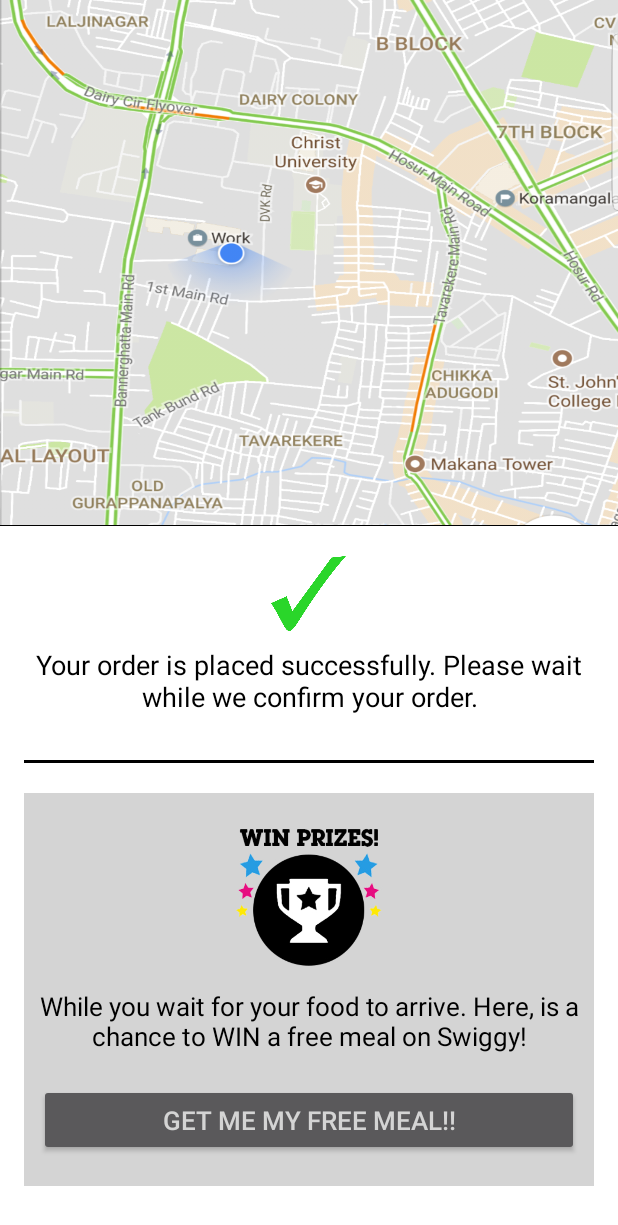
After one commit to Vimmey/playAR, an Android app: the TrackActivity screen opened directly, with no data from a screen before it, on a phone screen of 412 x 824 dp. The commit adds this screen. Shown: the top 1225 px of the screen. Run offline under Robolectric (Android 15) with nearby library versions, the phone set to English and light mode, and no system bars.

Commit message:
Tracking screen

```diff
--- a/app/build.gradle
+++ b/app/build.gradle
@@ -38,6 +38,9 @@ dependencies {
 
     // recycler view
     compile 'com.android.support:recyclerview-v7:25.3.1'
+
+    // CardView
+    compile 'com.android.support:cardview-v7:25.3.1'
 }
 
 repositories {
--- a/app/src/main/AndroidManifest.xml
+++ b/app/src/main/AndroidManifest.xml
@@ -34,7 +34,7 @@
         android:roundIcon="@mipmap/ic_launcher_round"
         android:theme="@style/Theme.AppCompat.NoActionBar">
         <activity
-            android:name=".MainActivity"
+            android:name=".MenuActivity"
             android:configChanges="screenSize|orientation">
             <intent-filter>
                 <action android:name="android.intent.action.MAIN"/>
@@ -42,6 +42,8 @@
                 <category android:name="android.intent.category.LAUNCHER"/>
             </intent-filter>
         </activity>
+
+        <activity android:name=".TrackActivity"/>
     </application>
 
 </manifest>
--- /dev/null
+++ b/app/src/main/java/ar/swiggy/com/swiggyar/TrackActivity.java
@@ -0,0 +1,17 @@
+package ar.swiggy.com.swiggyar;
+
+import android.app.Activity;
+import android.os.Bundle;
+import android.support.annotation.Nullable;
+
+/**
+ * Created by Anupam on 16/07/17.
+ */
+
+public class TrackActivity extends Activity {
+    @Override
+    protected void onCreate(@Nullable Bundle savedInstanceState) {
+        super.onCreate(savedInstanceState);
+        setContentView(R.layout.tracking_activity);
+    }
+}
--- a/app/src/main/res/layout/menu_activity.xml
+++ b/app/src/main/res/layout/menu_activity.xml
@@ -257,7 +257,7 @@
             android:layout_height="wrap_content"
             android:layout_alignParentEnd="true"
             android:layout_alignParentRight="true"
-            android:text="VIEW CART"
+            android:text="CHECKOUT"
             android:textColor="#FFFFFF"
             android:textSize="18sp"
             android:textStyle="bold"/>
--- /dev/null
+++ b/app/src/main/res/layout/tracking_activity.xml
@@ -0,0 +1,120 @@
+<?xml version="1.0" encoding="utf-8"?>
+<ScrollView xmlns:android="http://schemas.android.com/apk/res/android"
+            android:layout_width="match_parent"
+            android:layout_height="match_parent"
+            android:background="#FFFFFF">
+
+    <LinearLayout
+        android:layout_width="match_parent"
+        android:layout_height="wrap_content"
+        android:orientation="vertical">
+
+        <ImageView
+            android:layout_width="match_parent"
+            android:layout_height="350dp"
+            android:background="@drawable/track_img"
+            android:contentDescription="@string/app_name"
+            android:scaleType="fitXY"/>
+
+        <View
+            android:id="@+id/lastLine"
+            android:layout_width="match_parent"
+            android:layout_height="0.5dp"
+            android:background="#000000"/>
+
+
+        <LinearLayout
+            android:layout_width="match_parent"
+            android:layout_height="wrap_content"
+            android:background="#FFFFFF"
+            android:orientation="vertical"
+            android:paddingBottom="10dp"
+            android:paddingTop="20dp">
+
+            <ImageView
+                android:layout_width="50dp"
+                android:layout_height="50dp"
+                android:layout_gravity="center"
+                android:background="@drawable/tick"
+                android:contentDescription="@string/app_name"/>
+
+            <TextView
+                android:layout_width="match_parent"
+                android:layout_height="wrap_content"
+                android:layout_gravity="center"
+                android:layout_marginEnd="16dp"
+                android:layout_marginLeft="16dp"
+                android:layout_marginRight="16dp"
+                android:layout_marginStart="16dp"
+                android:layout_marginTop="10dp"
+                android:gravity="center"
+                android:text="Your order is placed successfully. Please wait while we confirm your order."
+                android:textColor="#000000"
+                android:textSize="18sp"/>
+
+        </LinearLayout>
+
+        <View
+            android:id="@+id/lastLine2"
+            android:layout_width="match_parent"
+            android:layout_height="2dp"
+            android:layout_below="@+id/item_menu_top_header_ratings_delivery_time_layout"
+            android:layout_gravity="bottom"
+            android:layout_marginEnd="16dp"
+            android:layout_marginLeft="16dp"
+            android:layout_marginRight="16dp"
+            android:layout_marginStart="16dp"
+            android:layout_marginTop="20dp"
+            android:background="#000000"/>
+
+        <LinearLayout
+            android:layout_width="match_parent"
+            android:layout_height="match_parent"
+            android:layout_marginBottom="30dp"
+            android:layout_marginEnd="16dp"
+            android:layout_marginLeft="16dp"
+            android:layout_marginRight="16dp"
+            android:layout_marginStart="16dp"
+            android:layout_marginTop="20dp"
+            android:background="#D4D4D4"
+            android:orientation="vertical">
+
+            <ImageView
+                android:layout_width="100dp"
+                android:layout_height="100dp"
+                android:layout_gravity="center"
+                android:layout_marginTop="20dp"
+                android:background="@drawable/win"
+                android:contentDescription="@string/app_name"/>
+
+            <TextView
+                android:layout_width="match_parent"
+                android:layout_height="wrap_content"
+                android:layout_gravity="center"
+                android:layout_marginEnd="10dp"
+                android:layout_marginLeft="10dp"
+                android:layout_marginRight="10dp"
+                android:layout_marginStart="10dp"
+                android:layout_marginTop="10dp"
+                android:gravity="center"
+                android:text="While you wait for your food to arrive. Here, is a chance to WIN a free meal on Swiggy!"
+                android:textColor="#000000"
+                android:textSize="17sp"/>
+
+            <Button
+                android:layout_width="match_parent"
+                android:layout_height="wrap_content"
+                android:layout_marginBottom="20dp"
+                android:layout_marginEnd="10dp"
+                android:layout_marginLeft="10dp"
+                android:layout_marginRight="10dp"
+                android:layout_marginStart="10dp"
+                android:layout_marginTop="20dp"
+                android:text="Get me my free meal!!"
+                android:textColor="#D4D4D4"
+                android:textSize="17sp"/>
+
+        </LinearLayout>
+
+    </LinearLayout>
+</ScrollView>
```
Also changed, not shown: app/src/main/java/ar/swiggy/com/swiggyar/MenuActivity.java (+13 -2 lines), app/src/main/res/drawable/tick.png (added), app/src/main/res/drawable/track_img.png (added), app/src/main/res/drawable/win.jpg (added), 3 other files.
